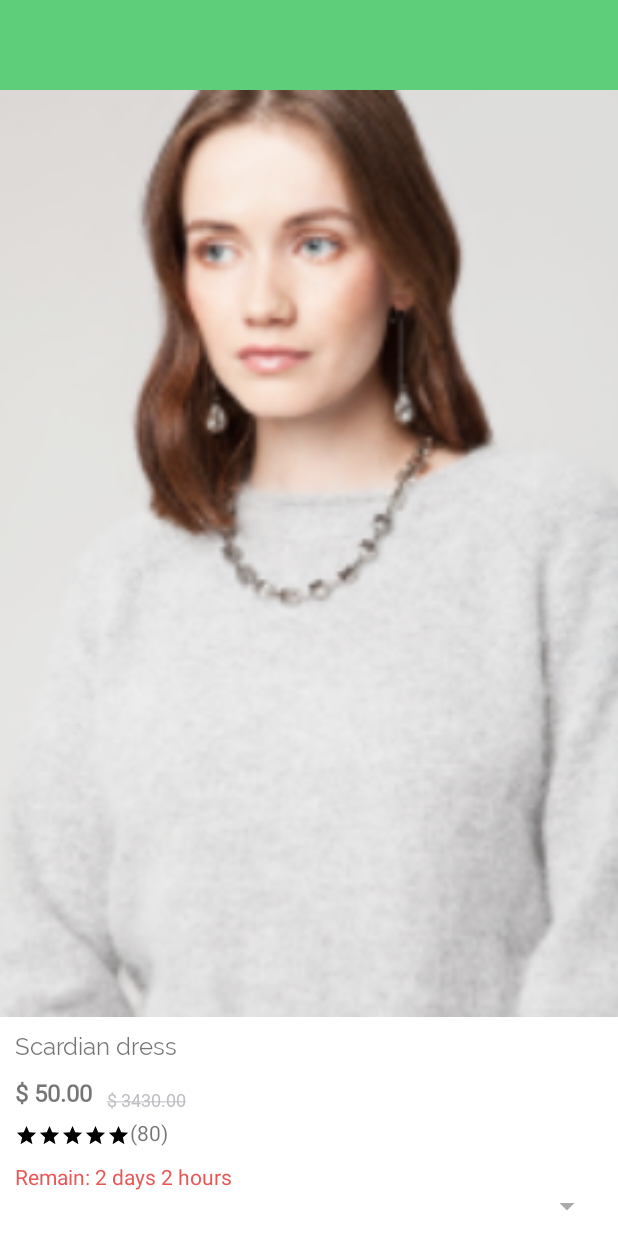
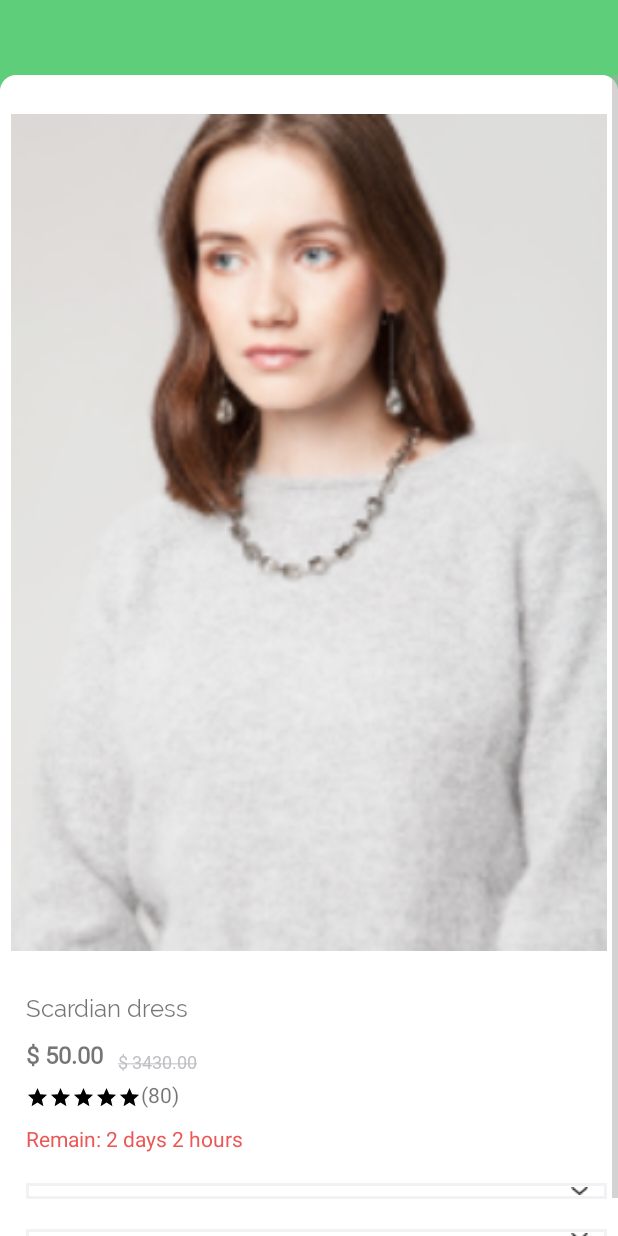
Before and after one commit to bervlad/dressApp, an Android app: the layout activity_third.xml on its own in the app's theme, with its tools: preview values and no code run, on a phone screen of 412 x 824 dp. Run offline under Robolectric (Android 15) with nearby library versions, the phone set to English and light mode, and no system bars.

Commit message:
scrollview realized

```diff
--- a/app/src/main/AndroidManifest.xml
+++ b/app/src/main/AndroidManifest.xml
@@ -9,9 +9,9 @@
         android:roundIcon="@mipmap/ic_launcher_round"
         android:supportsRtl="true"
         android:theme="@style/AppTheme">
-        <activity android:name=".activity.ThirdActivity"></activity>
+        <activity android:name=".activity.SecondActivity"></activity>
         <activity android:name=".activity.MainActivity" />
-        <activity android:name=".activity.SecondActivity">
+        <activity android:name=".activity.ThirdActivity">
             <intent-filter>
                 <action android:name="android.intent.action.MAIN" />
 
--- /dev/null
+++ b/app/src/main/res/drawable/spinner_border.xml
@@ -0,0 +1,11 @@
+<?xml version="1.0" encoding="utf-8"?>
+<selector xmlns:android="http://schemas.android.com/apk/res/android">
+    <item><layer-list>
+        <item><shape>
+            <stroke android:width="2dp" android:color="#F1F2F3" />
+            <padding android:bottom="3dp" android:left="3dp" android:right="12dp" android:top="3dp" />
+        </shape></item>
+        <item ><bitmap android:gravity="right|center" android:src="@drawable/vector" />
+        </item>
+    </layer-list></item>
+</selector>
--- a/app/src/main/res/layout/activity_third.xml
+++ b/app/src/main/res/layout/activity_third.xml
@@ -11,18 +11,41 @@
         android:id="@+id/toolbar"
         layout="@layout/toolbar" />
 
+    <androidx.core.widget.NestedScrollView
+        android:id="@+id/scrollView"
+        android:layout_width="match_parent"
+        android:layout_height="match_parent"
+        android:layout_marginTop="@dimen/tool_mmargin"
+        app:layout_constraintTop_toTopOf="parent"
+        app:layout_constraintStart_toStartOf="parent"
+        app:layout_constraintEnd_toEndOf="parent"
+        android:scrollIndicators="right"
+        android:scrollbarStyle="insideOverlay"
+        android:fillViewport="true"
+        android:scrollbars="vertical">
+
+        <androidx.constraintlayout.widget.ConstraintLayout
+            android:id="@+id/body"
+            android:layout_width="match_parent"
+            android:layout_height="wrap_content"
+            android:minHeight="800dp"
+            android:background="@drawable/layout_bg"
+            android:paddingStart="@dimen/vvsmall_margin"
+            android:paddingTop="@dimen/vvsmall_margin"
+            android:paddingEnd="@dimen/vvsmall_margin">
+
             <androidx.appcompat.widget.AppCompatImageView
                 android:id="@+id/avatar"
                 android:layout_width="0dp"
                 android:layout_height="0dp"
+                android:maxHeight="700dp"
+                android:layout_marginBottom="@dimen/vsmall_margin"
                 app:layout_constraintStart_toStartOf="parent"
                 app:layout_constraintEnd_toEndOf="parent"
-        app:layout_constraintTop_toBottomOf="@id/toolbar"
+                app:layout_constraintTop_toTopOf="parent"
                 app:layout_constraintBottom_toTopOf="@id/title_card"
+                app:layout_constraintVertical_chainStyle="packed"
                 android:src="@drawable/img_1"
-        android:layout_marginBottom="@dimen/vsmall_margin"
-        android:scaleType="centerCrop"
-
                 />
 
             <androidx.appcompat.widget.AppCompatTextView
@@ -131,7 +154,7 @@
                 android:layout_height="wrap_content"
                 app:layout_constraintTop_toBottomOf="@id/reviews"
                 app:layout_constraintStart_toStartOf="@id/title_card"
-        app:layout_constraintBottom_toBottomOf="@id/spinner1"
+                app:layout_constraintBottom_toTopOf="@id/spinner1"
                 android:textColor="@color/alert"
                 android:text="Remain: 2 days 2 hours"
                 android:visibility="visible"
@@ -141,14 +164,31 @@
             <androidx.appcompat.widget.AppCompatSpinner
                 android:id="@+id/spinner1"
                 android:layout_width="0dp"
-        android:layout_height="20dp"
+                app:layout_constraintTop_toBottomOf="@id/alert"
+                app:layout_constraintBottom_toTopOf="@id/spinner2"
+                app:layout_constraintStart_toStartOf="@id/title_card"
+                app:layout_constraintEnd_toEndOf="parent"
+                android:spinnerMode="dropdown"
+                style="@style/DropDownMenu"
+                android:layout_marginBottom="@dimen/vsmall_margin"
+                />
+
+            <androidx.appcompat.widget.AppCompatSpinner
+                android:id="@+id/spinner2"
+                android:layout_width="0dp"
+                app:layout_constraintTop_toBottomOf="@id/spinner1"
                 app:layout_constraintBottom_toBottomOf="parent"
                 app:layout_constraintStart_toStartOf="@id/title_card"
                 app:layout_constraintEnd_toEndOf="parent"
-        android:layout_marginBottom="@dimen/vsmall_margin"
                 android:spinnerMode="dropdown"
                 style="@style/DropDownMenu"
+                android:layout_marginBottom="@dimen/vsmall_margin"
                 />
+
+        </androidx.constraintlayout.widget.ConstraintLayout>
+
+    </androidx.core.widget.NestedScrollView>
+
 
 
 </androidx.constraintlayout.widget.ConstraintLayout>
--- a/app/src/main/res/layout/bottom.xml
+++ b/app/src/main/res/layout/bottom.xml
@@ -33,7 +33,6 @@
     <View
         android:id="@+id/divider3"
         style="@style/bottom_tag"
-
         android:layout_width="@dimen/tool_width"
         android:layout_height="@dimen/tool_height"
         android:layout_marginBottom="@dimen/tool_bottom"
--- a/app/src/main/res/values/styles.xml
+++ b/app/src/main/res/values/styles.xml
@@ -11,14 +11,8 @@
     </style>
 
     <style name="DropDownMenu" parent="Widget.AppCompat.Spinner">
-        <item name="android:layout_width">match_parent</item>
         <item name="android:layout_height">wrap_content</item>
-        <item name="android:layout_margin">10dp</item>
-        <item name="android:paddingLeft">8dp</item>
-        <item name="android:paddingRight">20dp</item>
-        <item name="android:paddingTop">5dp</item>
-        <item name="android:paddingBottom">5dp</item>
-        <item name="android:popupBackground">#DFFFFFFF</item>
+        <item name="android:background">@drawable/spinner_border</item>
     </style>
 
     <style name="AppTheme." parent="Theme.AppCompat.DayNight.DarkActionBar">
```
Also changed, not shown: app/src/main/java/com/example/androidtest/activity/ThirdActivity.java (+6 -1 lines), app/src/main/res/drawable/ic_spinner.xml (added, +9 -0 lines), app/src/main/res/layout/activity_second.xml (+5 -2 lines), app/src/main/res/layout/main_list_item.xml (+8 -10 lines), app/src/main/res/drawable/vector.png (added). Lines whose indentation alone changed are shown as unchanged.
